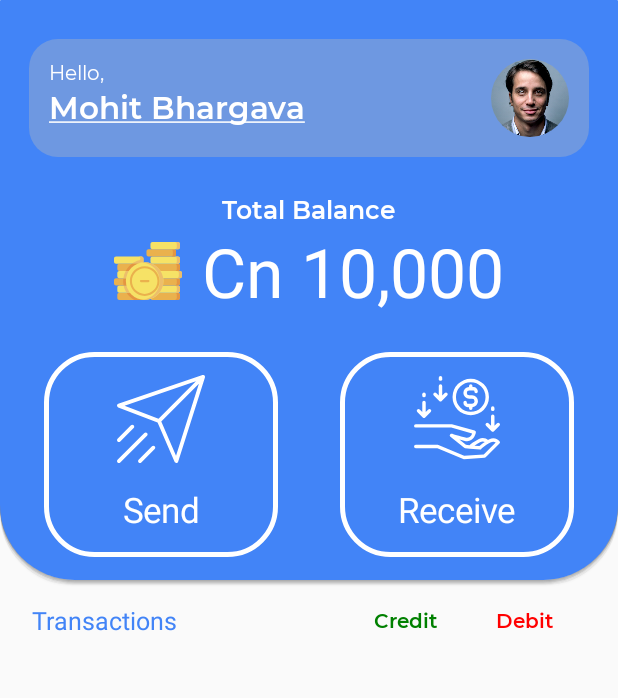
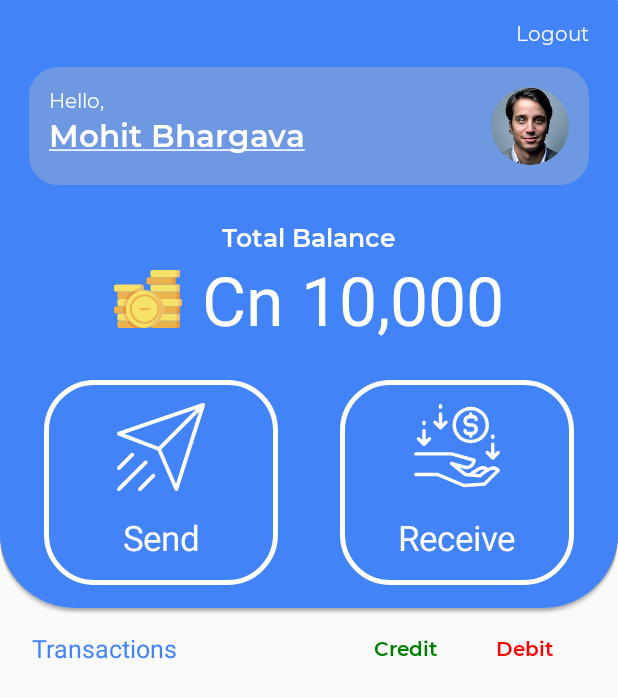
Before and after one commit to abhishekmittal4007/CoinApp, an Android app: the layout fragment_home_.xml on its own in the app's theme, with its tools: preview values and no code run, on a phone screen of 412 x 824 dp. Shown: the top 698 px of the screen. Run offline under Robolectric (Android 15) with nearby library versions, the phone set to English and light mode, and no system bars; Roboto replaces fonts that are not available here.

```diff
--- a/app/build.gradle
+++ b/app/build.gradle
@@ -83,6 +83,7 @@ dependencies {
     implementation 'com.kyleduo.blurpopupwindow:blurpopupwindow:1.0.9'
     implementation('com.journeyapps:zxing-android-embedded:4.1.0') { transitive = false }
     implementation 'com.google.zxing:core:3.4.0'
+    implementation 'com.google.code.gson:gson:2.8.6'
 }
 repositories {
     mavenCentral()
--- a/app/src/main/AndroidManifest.xml
+++ b/app/src/main/AndroidManifest.xml
@@ -10,6 +10,7 @@
         android:smallScreens="true"
         android:xlargeScreens="true" />
 
+    <uses-permission android:name="android.permission.ACCESS_NETWORK_STATE" />
     <uses-permission android:name="android.permission.INTERNET" />
     <uses-permission android:name="android.permission.CAMERA" />
 
@@ -26,6 +27,7 @@
     <uses-sdk tools:overrideLibrary="com.google.zxing.client.android" />
 
     <application
+        android:name=".utils.Digi_App"
         android:allowBackup="false"
         android:hardwareAccelerated="true"
         android:icon="@mipmap/ic_launcher"
--- a/app/src/main/res/layout/fragment_home_.xml
+++ b/app/src/main/res/layout/fragment_home_.xml
@@ -18,15 +18,29 @@
             android:background="@drawable/shadowcurve"
             android:paddingBottom="@dimen/_10sdp">
 
+            <com.digi.pay.custom.textviews.RegularTextView
+                android:id="@+id/logout"
+                android:layout_width="wrap_content"
+                android:layout_height="wrap_content"
+                android:text="@string/logout"
+                android:textColor="#fff"
+                android:textSize="@dimen/_10sdp"
+                android:layout_alignParentEnd="true"
+                android:layout_marginRight="@dimen/_15sdp"
+                android:layout_marginTop="@dimen/_10sdp"
+                />
+
+
             <RelativeLayout
                 android:id="@+id/header_view"
                 android:layout_width="match_parent"
                 android:layout_height="wrap_content"
                 android:layout_marginLeft="@dimen/_15sdp"
-                android:layout_marginTop="@dimen/_20sdp"
+                android:layout_marginTop="@dimen/_10sdp"
                 android:layout_marginRight="@dimen/_15sdp"
                 android:background="@drawable/send_btn_bkgd"
                 android:gravity="center_vertical"
+                android:layout_below="@+id/logout"
                 android:padding="@dimen/_10sdp">
 
                 <com.digi.pay.custom.textviews.RegularTextView
--- a/app/src/main/res/layout/receive_activity.xml
+++ b/app/src/main/res/layout/receive_activity.xml
@@ -69,7 +69,8 @@
                     android:text="@string/mohit"
                     android:textColor="@color/dark_blue"
                     android:textSize="40sp"
-                    android:textStyle="bold" />
+                    android:textStyle="bold"
+                    android:id="@+id/username"/>
 
                 <com.digi.pay.custom.textviews.SemiBoldTextView
                     android:layout_width="wrap_content"
--- a/app/src/main/res/values/strings.xml
+++ b/app/src/main/res/values/strings.xml
@@ -30,4 +30,5 @@
     <string name="label_hide">HIDE</string>
     <string name="label_show">Show</string>
     <string name="transaction_statement">Transaction Statement</string>
+    <string name="logout">Logout</string>
 </resources>
```
Also changed, not shown: app/src/main/java/com/digi/pay/fragments/FragmentCreateAccount.java (+10 -0 lines), app/src/main/java/com/digi/pay/fragments/HomeFragment.java (+28 -0 lines), app/src/main/java/com/digi/pay/ui/ReceiveActivity.java (+30 -1 lines), app/src/main/java/com/digi/pay/ui/SplashActivity.java (+18 -3 lines).
